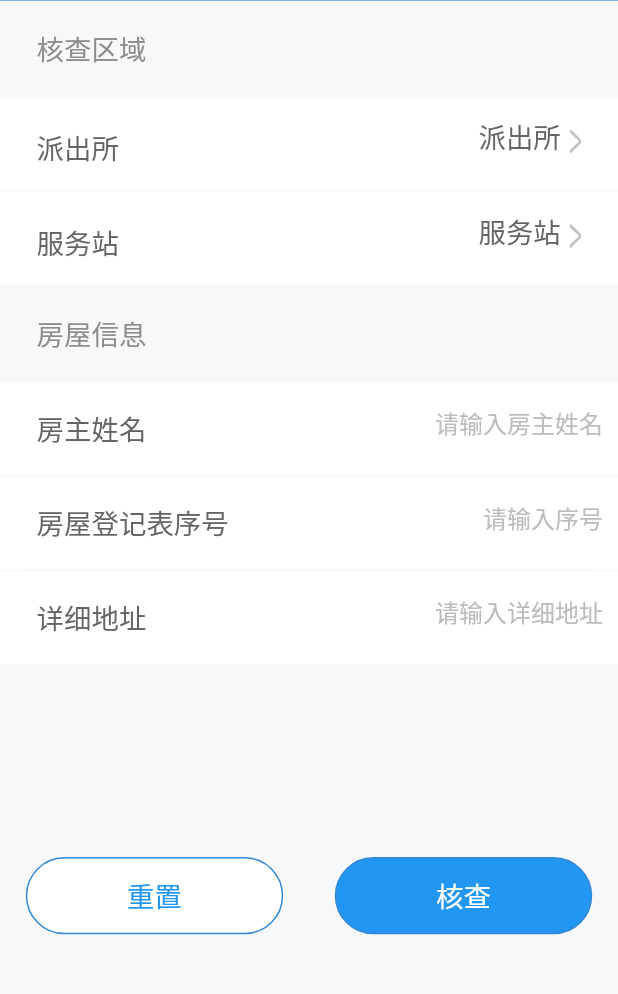
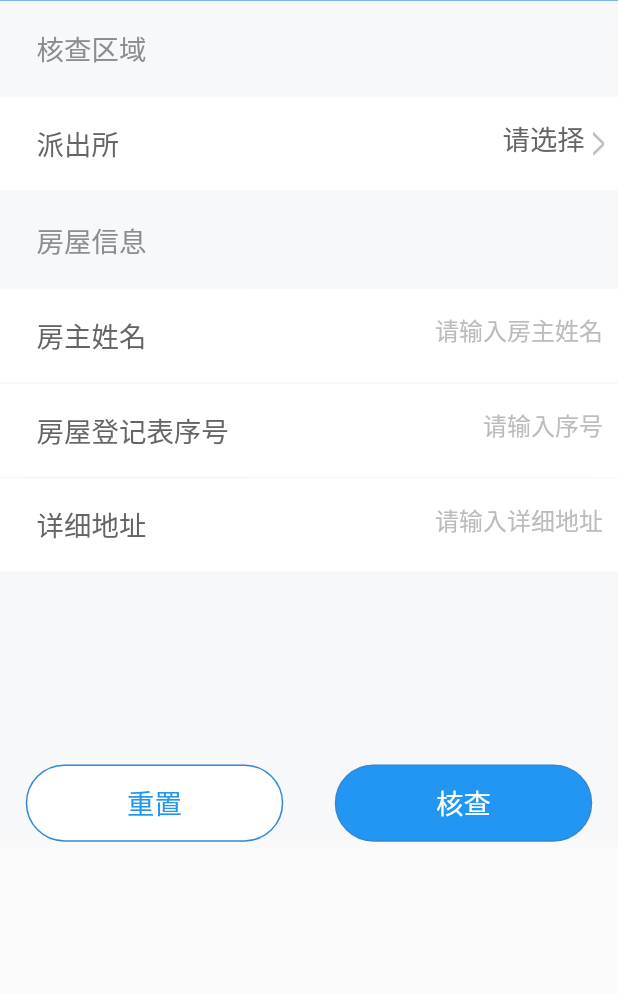
Before and after one commit to qianglifei/flutter_jwt, a Flutter app: the App screen opened directly, after a tap on "房屋核查", on a phone screen of 412 x 824 dp, the part 64-1058 px from its top. Run offline on Flutter 3.47's test engine with Material 2 defaults, Android fonts, the phone set to English and light mode, and no system bars; our stand-ins replace bloc, camera, cookie_jar, dio, equatable, flutter_bloc and 6 more; missing offline and left inert: dart:ffi; accounts and stored records are empty; statements that could not run were skipped.

Commit message:
人口核查网络初步提交

```diff
--- a/lib/main/first_page/house_check_screen.dart
+++ b/lib/main/first_page/house_check_screen.dart
@@ -5,8 +5,10 @@ import 'package:jwt/base/base_app_bar.dart';
 import 'package:jwt/base/base_widget.dart';
 import 'package:jwt/widget/custom_app_bar.dart';
 import 'package:jwt/widget/custom_button.dart';
+import 'package:jwt/widget/custom_choose_bottom_sheet.dart';
 import 'package:jwt/widget/custom_choose_widget.dart';
 import 'package:jwt/widget/custom_input_widget.dart';
+import 'package:shared_preferences/shared_preferences.dart';
 
 // ignore: must_be_immutable
 class HouseCheckScreen extends BaseWidget{
@@ -19,6 +21,38 @@ class HouseCheckScreen extends BaseWidget{
 }
 
 class HouseCheckScreenState extends BaseWidgetState<HouseCheckScreen> {
+
+  bool _isVisiableFWZ = true;
+  String _pcsbm = "";
+  String _pcsbh = "";
+  String _rdj_sspcsbm = "";
+  String _fwzjbxxdjb_fwzbh = "";
+  SharedPreferences prefs;
+  String _account_authority = "";
+
+  @override
+  void initState() {
+    // TODO: implement initState
+    super.initState();
+    getData();
+  }
+
+  Future<void> getData() async {
+    prefs = await SharedPreferences.getInstance();
+    setState(() {
+      _pcsbm = prefs.getString("pcsbm");
+      _account_authority = prefs.getString("Account_authority");
+      // 0 是分局
+      if(_account_authority == "0"){
+        _isVisiableFWZ = true;
+        // 1 是派出所
+      }else if(_account_authority == "1"){
+        _isVisiableFWZ = false;
+      }
+      print(_pcsbm);
+    });
+  }
+
   @override
   CustomAppBar getAppBar() {
     // TODO: implement getAppBar
@@ -34,9 +68,10 @@ class HouseCheckScreenState extends BaseWidgetState<HouseCheckScreen> {
   @override
   Widget getContentWidget(BuildContext context) {
     // TODO: implement getContentWidget
-    return Container(
+    return SingleChildScrollView(
+      physics: BouncingScrollPhysics(),
+      child: Container(
         width: ScreenUtil().uiSize.width,
-      height: ScreenUtil().uiSize.height,
         color: Color.fromRGBO(247,248,250,1),
         child: Column(
           mainAxisAlignment: MainAxisAlignment.start,
@@ -49,10 +84,15 @@ class HouseCheckScreenState extends BaseWidgetState<HouseCheckScreen> {
             ),
             Padding(
               padding: EdgeInsets.only(top: ScreenUtil().setHeight(44)),
-            child:CustomChooseWidget(
+              child:CustomChooseBottomSheet(
                   "派出所",
-                callBack: (value,remark){
-                  print("派出所被点击");
+                  tableName: "PCSFWZDID_ONLY",
+                  pcsbm: _pcsbm,
+                  callBack: (key){
+                    setState(() {
+                      _rdj_sspcsbm = key;
+                      print("派出所编号:$key");
+                    });
                   }
               ),
             ),
@@ -67,12 +107,20 @@ class HouseCheckScreenState extends BaseWidgetState<HouseCheckScreen> {
             ),
             Padding(
                 padding: EdgeInsets.only(top: ScreenUtil().setHeight(0)),
-            child: CustomChooseWidget(
+                child: Offstage(
+                  offstage: _isVisiableFWZ,
+                  child: CustomChooseBottomSheet(
                       "服务站",
-                callBack: (value,remark){
-                  print("服务站被点击");
+                      tableName: "TYPT_FWZGFGL_FWZJBXXDJB",
+                      pcsbm: _pcsbh,
+                      callBack: (key){
+                        setState(() {
+                          _fwzjbxxdjb_fwzbh = key;
+                        });
                       }
                   ),
+                )
+
             ),
             Padding(
               padding: EdgeInsets.only(left: ScreenUtil().setWidth(64),top: ScreenUtil().setHeight(44)),
@@ -146,7 +194,9 @@ class HouseCheckScreenState extends BaseWidgetState<HouseCheckScreen> {
             ),
           ],
         ),
+      ),
     );
+
   }
 
   @override
```
Lines whose indentation alone changed are shown as unchanged.
